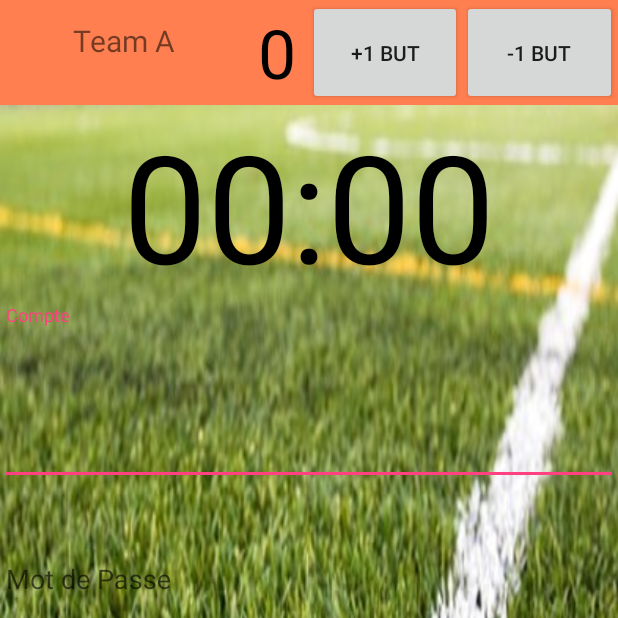
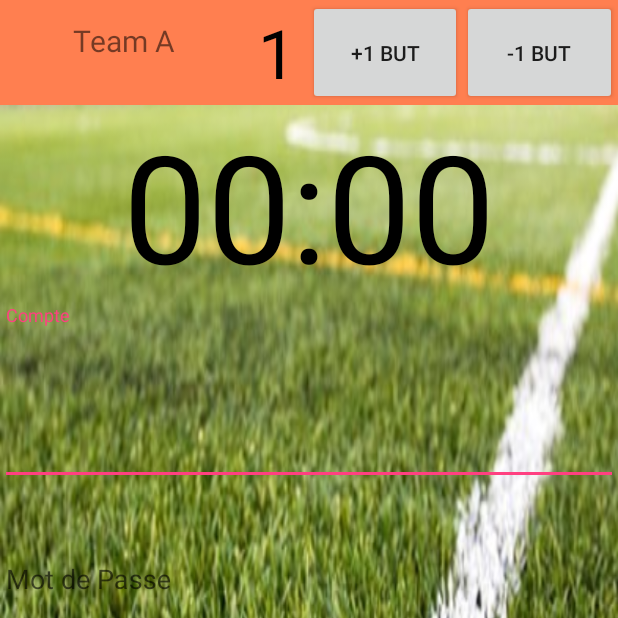
Before and after one commit to MarcMenard/GestionDeTournoi, an Android app: the LoginActivity2 screen opened directly, with no data from a screen before it, after a tap on "+1 BUT", on a phone screen of 412 x 824 dp, the top half of it. Run offline under Robolectric (Android 15) with nearby library versions, the light colour scheme and no system bars; 5 statements that could not run were skipped.

Commit message:
Point entre MainActivity et LoginActivit2 reste les même
Point entre MainActivity et LoginActivit2 reste les même

```diff
--- a/application_arbitre/app_arbitre/app/src/main/java/com/example/hubert/app_arbitre/LoginActivity2.java
+++ b/application_arbitre/app_arbitre/app/src/main/java/com/example/hubert/app_arbitre/LoginActivity2.java
@@ -49,6 +49,12 @@ import static android.Manifest.permission.READ_CONTACTS;
 public class LoginActivity2 extends AppCompatActivity implements LoaderCallbacks<Cursor>
 {
 
+
+
+    private int goalsTeamA = MainActivity.GetgoalsTeamA();
+    private int goalsTeamB = MainActivity.GetgoalsTeamB();
+
+
     private Chronometer chronometer;
 
 
@@ -58,12 +64,14 @@ public class LoginActivity2 extends AppCompatActivity implements LoaderCallbacks
     private static final int DIALOG_ALERT = 10;
 
 
+
     public void onClick(View view)
     {
         showDialog(DIALOG_ALERT);
     }
-    private boolean u =true;
-
+    private boolean premiermessage =true;
+    private boolean synchroniseA = true;
+    private boolean synchroniseB = true;
 
     protected Dialog onCreateDialog(int id)
     {
@@ -155,12 +163,23 @@ public class LoginActivity2 extends AppCompatActivity implements LoaderCallbacks
         populateAutoComplete();
         chronometer = (Chronometer) findViewById(R.id.chronometer);
 
+        while (synchroniseA == true)
+        {
+            displayGoalsTeamA(goalsTeamA);
+            synchroniseA = false;
+        }
 
-        while(u == true)
+        while (synchroniseB == true)
+        {
+            displayGoalsTeamB(goalsTeamB);
+            synchroniseB = false;
+        }
+
+        while(premiermessage == true)
         {
                 message = "Vous avez 5 minutes pour rentrer de nouveau votre mot de passe et votre nom d'utilisateur ansi que de confirmer les scores";
                 showDialog(DIALOG_ALERT);
-                u = false;
+                premiermessage = false;
         }
 
 
@@ -486,9 +505,72 @@ public class LoginActivity2 extends AppCompatActivity implements LoaderCallbacks
         }
 
         @Override
-        protected void onCancelled() {
+        protected void onCancelled()
+        {
             mAuthTask = null;
             showProgress(false);
         }
+
+
     }
+
+    private void displayGoalsTeamA(int goals)
+    {
+        TextView goalsView = (TextView) findViewById(R.id.goals_teamA);
+        goalsView.setText(String.valueOf(goals));
+    }
+
+    /**
+     * Displays the given goals for Team B.
+     */
+    private void displayGoalsTeamB(int goals)
+    {
+        TextView goalsView = (TextView) findViewById(R.id.goals_teamB);
+        goalsView.setText(String.valueOf(goals));
+    }
+
+
+    public void addGoalForTeamA(View view)
+    {
+        goalsTeamA += 1;
+        displayGoalsTeamA(goalsTeamA);
+
+    }
+
+    /**
+     * Increases the number of goals the team B.
+     */
+    public void addGoalForTeamB(View view)
+    {
+
+        goalsTeamB += 1;
+        displayGoalsTeamB(goalsTeamB);
+    }
+
+    /**
+     * Increases the number of fouls the team A.
+     */
+    public void addFoulForTeamA(View view)
+    {
+        goalsTeamA -= 1;
+        if (goalsTeamA <= 0)
+        {
+            goalsTeamA = 0;
+        }
+        displayGoalsTeamA(goalsTeamA);
+    }
+
+    /**
+     * Increases the number of fouls the team B.
+     */
+    public void addFoulForTeamB(View view)
+    {
+        goalsTeamB -= 1;
+        if (goalsTeamB <= 0)
+        {
+            goalsTeamB = 0;
+        }
+        displayGoalsTeamB(goalsTeamB);
+    }
+
 }
--- a/application_arbitre/app_arbitre/app/src/main/java/com/example/hubert/app_arbitre/MainActivity.java
+++ b/application_arbitre/app_arbitre/app/src/main/java/com/example/hubert/app_arbitre/MainActivity.java
@@ -23,10 +23,9 @@ import static com.example.hubert.app_arbitre.R.id.hmsTekst;
 public class MainActivity extends AppCompatActivity
 {
 
-    private int goalsTeamA = 0;
-    private int goalsTeamB = 0;
-    private int foulsTeamA = 0;
-    private int foulsTeamB = 0;
+    private static int goalsTeamA = 0;
+    private static int goalsTeamB = 0;
+
 
     private long timeWhenStopped = 0;
     private boolean stopClicked = true;
@@ -37,6 +36,17 @@ public class MainActivity extends AppCompatActivity
     private java.lang.String message2;
 
     private static final int DIALOG_ALERT = 10;
+
+
+    public static int GetgoalsTeamA()
+    {
+        return goalsTeamA;
+    }
+
+    public static int GetgoalsTeamB()
+    {
+        return goalsTeamB;
+    }
 
     public void onClick(View view) {
         showDialog(DIALOG_ALERT);
@@ -149,8 +159,6 @@ public class MainActivity extends AppCompatActivity
             {
                 goalsTeamA = 0;
                 goalsTeamB = 0;
-                foulsTeamA = 0;
-                foulsTeamB = 0;
                 displayGoalsTeamA(goalsTeamA);
                 displayGoalsTeamB(goalsTeamB);
 
@@ -198,6 +206,8 @@ public class MainActivity extends AppCompatActivity
         super.onCreate(savedInstanceState);
         setContentView(R.layout.activity_main);
         chronometer = (Chronometer) findViewById(R.id.chronometer);
+
+
     }
 
     // the method for when we press the 'reset' button
--- a/application_arbitre/app_arbitre/app/src/main/res/layout/activity_login21.xml
+++ b/application_arbitre/app_arbitre/app/src/main/res/layout/activity_login21.xml
@@ -13,6 +13,16 @@
 
 
     <!-- Login progress -->
+
+    <ProgressBar
+        android:id="@+id/login_progress"
+        style="?android:attr/progressBarStyleLarge"
+        android:layout_width="wrap_content"
+        android:layout_height="wrap_content"
+        android:layout_weight="0.2"
+        android:layout_marginBottom="8dp"
+        android:visibility="gone" />
+
     <ScrollView
         android:id="@+id/login_form"
         android:layout_width="match_parent"
@@ -181,14 +191,5 @@
         </LinearLayout>
     </ScrollView>
 
-    <ProgressBar
-        android:id="@+id/login_progress"
-        style="?android:attr/progressBarStyleLarge"
-        android:layout_width="wrap_content"
-        android:layout_height="wrap_content"
-        android:layout_weight="0.2"
-        android:layout_marginBottom="8dp"
-        android:visibility="gone" />
-
 
 </LinearLayout>
```
